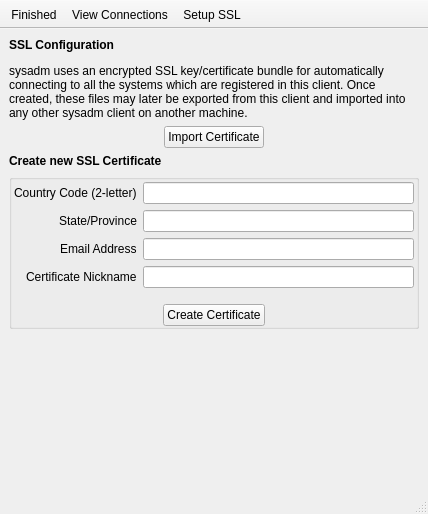
The window that src-qt5/gui_client/C_Manager.ui (trueos/sysadm-ui-qt) describes before a commit, drawn with Qt 5.
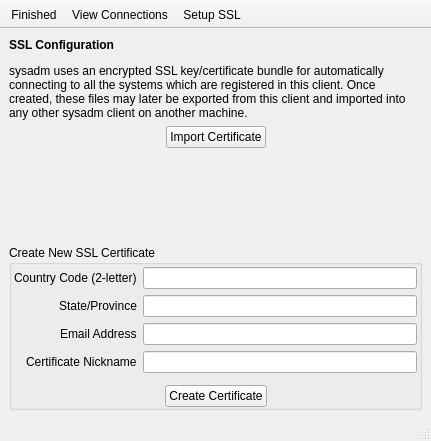
The same window after the commit. The open tabs and pages were chosen to show the change. Icons and pictures are not drawn.

Commit message: Update the sysadm-client stylesheet a bit and fix the groupbox title.

```diff
--- a/src-qt5/gui_client/C_Manager.ui
+++ b/src-qt5/gui_client/C_Manager.ui
@@ -6,8 +6,8 @@
    <rect>
     <x>0</x>
     <y>0</y>
-    <width>428</width>
-    <height>514</height>
+    <width>431</width>
+    <height>441</height>
    </rect>
   </property>
   <property name="windowTitle">
@@ -223,17 +223,17 @@
          </layout>
         </item>
         <item>
-         <widget class="QLabel" name="label_6">
-          <property name="font">
-           <font>
-            <weight>75</weight>
-            <bold>true</bold>
-           </font>
+         <spacer name="verticalSpacer_3">
+          <property name="orientation">
+           <enum>Qt::Vertical</enum>
           </property>
-          <property name="text">
-           <string>Create new SSL Certificate</string>
+          <property name="sizeHint" stdset="0">
+           <size>
+            <width>20</width>
+            <height>40</height>
+           </size>
           </property>
-         </widget>
+         </spacer>
         </item>
         <item>
          <widget class="QGroupBox" name="group_ssl_create">
@@ -243,8 +243,14 @@
             <verstretch>0</verstretch>
            </sizepolicy>
           </property>
+          <property name="font">
+           <font>
+            <weight>50</weight>
+            <bold>false</bold>
+           </font>
+          </property>
           <property name="title">
-           <string/>
+           <string>Create New SSL Certificate</string>
           </property>
           <layout class="QFormLayout" name="formLayout">
            <property name="labelAlignment">
@@ -402,19 +408,6 @@
           </layout>
          </widget>
         </item>
-        <item>
-         <spacer name="verticalSpacer_3">
-          <property name="orientation">
-           <enum>Qt::Vertical</enum>
-          </property>
-          <property name="sizeHint" stdset="0">
-           <size>
-            <width>20</width>
-            <height>40</height>
-           </size>
-          </property>
-         </spacer>
-        </item>
        </layout>
       </widget>
      </widget>
```
Left out of the diff: 2 changed lines with no effect on the pictures. The commit also changes 1 other file.
